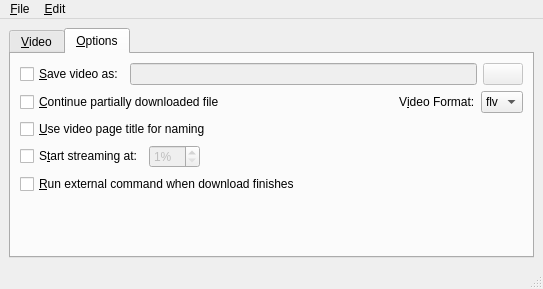
guendto/abby, file rc/mainwnd.ui: the form before one commit.
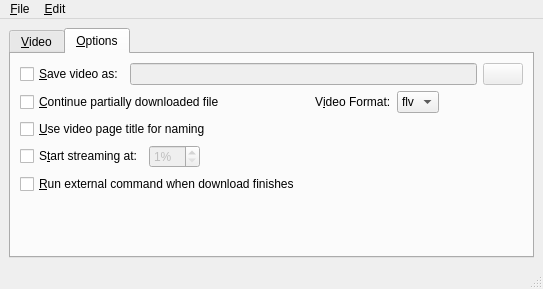
The form after the commit. The open tabs and pages were chosen to show the change. Icons and pictures are not drawn.

The edit to the form file:
```diff
--- a/rc/mainwnd.ui
+++ b/rc/mainwnd.ui
@@ -366,6 +366,19 @@
             </item>
            </widget>
           </item>
+          <item>
+           <spacer name="horizontalSpacer_3" >
+            <property name="orientation" >
+             <enum>Qt::Horizontal</enum>
+            </property>
+            <property name="sizeHint" stdset="0" >
+             <size>
+              <width>40</width>
+              <height>20</height>
+             </size>
+            </property>
+           </spacer>
+          </item>
          </layout>
         </item>
         <item row="5" column="0" >
```
